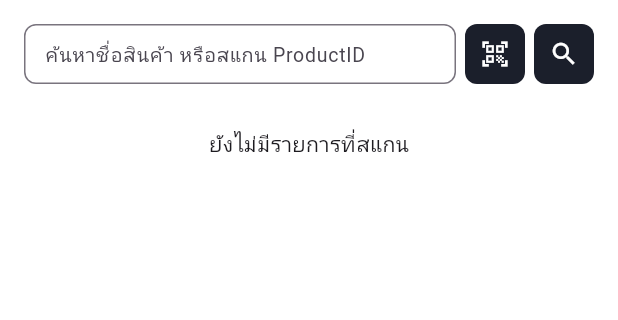
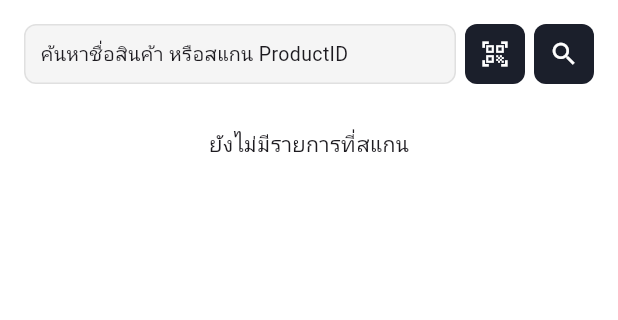
Before and after one commit to Itthxphon/flutter_application_1, a Flutter app: the ScanProductIdScreen screen opened directly, on a phone screen of 412 x 824 dp, the part 84-404 px from its top. Run offline on Flutter 3.47's test engine with Material 3 defaults, Android fonts, the light colour scheme and no system bars; our stand-ins replace auto_size_text, cached_network_image, shared_preferences, visibility_detector; missing offline and left inert: flutter_barcode_listener; accounts and stored records are empty; network calls fail.

Commit message:
แก้แป้นพิมพ์หลังจากรับค่าให้ปิดเอง

```diff
--- a/lib/screens/ScanProductIdScreen.dart
+++ b/lib/screens/ScanProductIdScreen.dart
@@ -1,5 +1,6 @@
 import 'dart:convert';
 import 'package:flutter/material.dart';
+import 'package:flutter/services.dart';
 import 'package:shared_preferences/shared_preferences.dart';
 import 'package:flutter_barcode_listener/flutter_barcode_listener.dart';
 import '../services/api_service.dart';
@@ -530,6 +531,8 @@ class _ScanProductIdScreenState extends State<ScanProductIdScreen> {
       onBarcodeScanned: (barcode) {
         if (barcode.trim().isEmpty) return;
 
+        SystemChannels.textInput.invokeMethod('TextInput.hide');
+
         FocusScope.of(context).unfocus();
         setState(() => _isManualInput = false);
 
@@ -580,46 +583,24 @@ class _ScanProductIdScreenState extends State<ScanProductIdScreen> {
                     Row(
                       children: [
                         Expanded(
-                          child: SizedBox(
+                          child: Container(
                             height: 40,
-                            child: GestureDetector(
-                              onTap: () {
-                                setState(() => _isManualInput = true);
-                                _focusNode.requestFocus();
-                              },
-                              child: AbsorbPointer(
-                                absorbing: !_isManualInput,
-                                child: TextField(
-                                  controller: _controller,
-                                  focusNode: _focusNode,
-                                  readOnly: true,
-                                  onTap: () {
-                                    if (_isManualInput) {
-                                      _focusNode.requestFocus();
-                                    }
-                                  },
-                                  onSubmitted: (_) {
-                                    setState(() => _isManualInput = false);
-                                    _scanProduct();
-                                  },
-                                  style: const TextStyle(fontSize: 13),
-                                  decoration: InputDecoration(
-                                    hintText:
-                                        'ค้นหาชื่อสินค้า หรือสแกน ProductID',
-                                    hintStyle: const TextStyle(fontSize: 13),
-                                    contentPadding: const EdgeInsets.symmetric(
-                                      vertical: 0,
-                                      horizontal: 10,
-                                    ),
-                                    border: OutlineInputBorder(
-                                      borderRadius: BorderRadius.circular(8),
-                                    ),
-                                  ),
-                                ),
-                              ),
+                            alignment: Alignment.centerLeft,
+                            padding: const EdgeInsets.symmetric(horizontal: 10),
+                            decoration: BoxDecoration(
+                              color: Colors.grey.shade100,
+                              border: Border.all(color: Colors.grey.shade300),
+                              borderRadius: BorderRadius.circular(8),
+                            ),
+                            child: Text(
+                              _controller.text.isEmpty
+                                  ? 'ค้นหาชื่อสินค้า หรือสแกน ProductID'
+                                  : _controller.text,
+                              style: const TextStyle(fontSize: 13),
                             ),
                           ),
                         ),
+
 
                         const SizedBox(width: 6),
                         Container(
--- a/lib/services/api_service.dart
+++ b/lib/services/api_service.dart
@@ -242,4 +242,5 @@ class ApiService {
       throw Exception('เกิดข้อผิดพลาด: ${response.body}');
     }
   }
+
 }
```
Also changed, not shown: lib/screens/ProductionStatus.dart (+20 -29 lines), lib/screens/ScanLocation.dart (+19 -18 lines), lib/screens/scan_stock.dart (+24 -20 lines).
